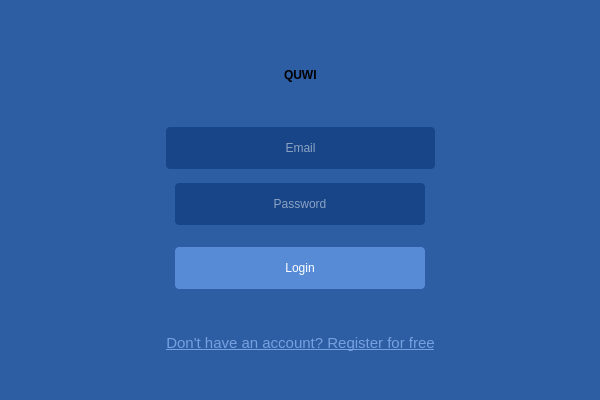
The window that MainWindow.ui (OrbitScripts/QuwiWidget) describes before a commit, drawn with Qt 5.
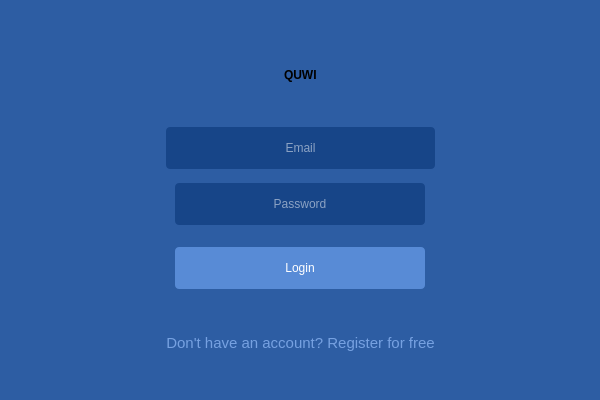
The same window after the commit. Icons and pictures are not drawn. Custom widgets are drawn as their Qt base class.

What changed in the file:
```diff
--- a/MainWindow.ui
+++ b/MainWindow.ui
@@ -70,11 +70,8 @@
         <height>40</height>
        </size>
       </property>
-      <property name="styleSheet">
-       <string notr="true">color: rgb(118, 161, 225)</string>
-      </property>
       <property name="text">
-       <string>&lt;html&gt;&lt;head/&gt;&lt;body&gt;&lt;p&gt;&lt;a href=&quot;https://quwi.com/signup&quot;&gt;&lt;span style=&quot; font-size:11pt; text-decoration: underline; color:#76a1e1;&quot;&gt;Don't have an account? Register for free&lt;/span&gt;&lt;/a&gt;&lt;/p&gt;&lt;/body&gt;&lt;/html&gt;</string>
+       <string>&lt;html&gt;&lt;head/&gt;&lt;body&gt;&lt;p&gt;&lt;a href=&quot;https://quwi.com/signup&quot;&gt;&lt;span style=&quot; font-size:11pt; text-decoration: none; color:#76a1e1;&quot;&gt;Don't have an account? Register for free&lt;/span&gt;&lt;/a&gt;&lt;/p&gt;&lt;/body&gt;&lt;/html&gt;</string>
       </property>
       <property name="alignment">
        <set>Qt::AlignCenter</set>
@@ -284,6 +281,13 @@
    </layout>
   </widget>
  </widget>
+ <customwidgets>
+  <customwidget>
+   <class>LinkLabel</class>
+   <extends>QLabel</extends>
+   <header>LinkLabel.h</header>
+  </customwidget>
+ </customwidgets>
  <resources>
   <include location="images.qrc"/>
  </resources>
```
Left out of the diff: 2 changed lines with no effect on the pictures.
